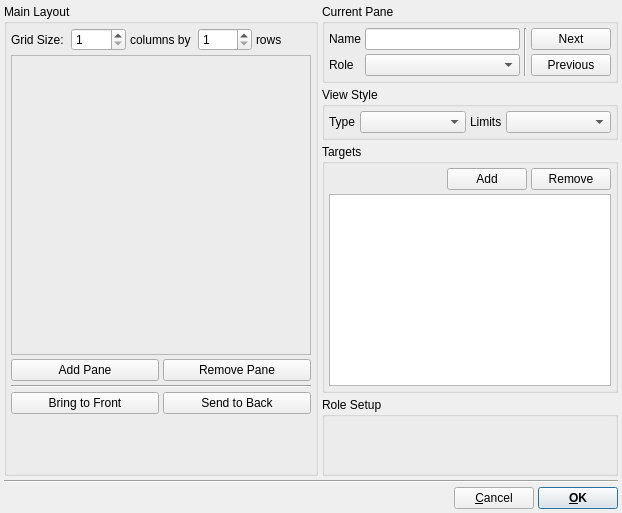
This is src/gui/editviewlayout.ui in trisyoungs/uchroma as Qt 5 draws it before an edit. The edited form follows.
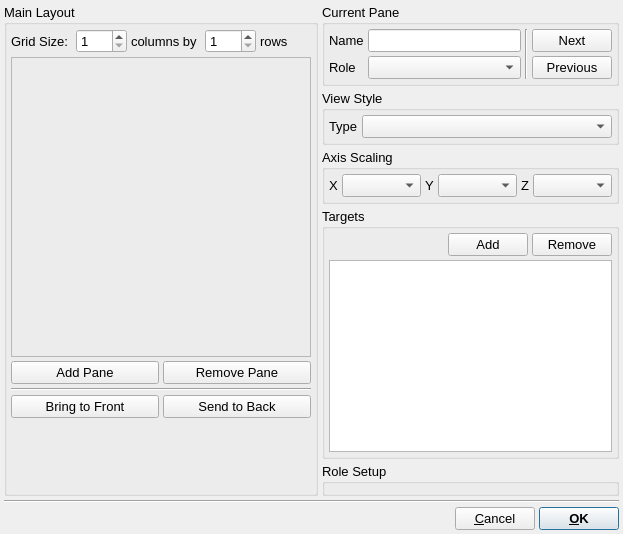
This is the edited form. Icons and pictures are not drawn. Custom widgets are drawn as their Qt base class.

Commit message: Modified ViewPane to utilise updated TargetData and TargetPrimitive classes. Reinstated SliceMonitor. Reverted some new PaneOrganiser code, since it was crap. Moved autoScale_ member from ViewPane to Axes, and converted into array to allow settings for each axis. Added code to autoscale limits to Axes::setLimitMin() and Axes::setLimitMax(). Removed some test definitions from render/glextensions.h. Fixed - Perspective action in main GUI was not checkable.

```diff
--- a/src/gui/editviewlayout.ui
+++ b/src/gui/editviewlayout.ui
@@ -10,9 +10,14 @@
     <x>0</x>
     <y>0</y>
     <width>622</width>
-    <height>513</height>
+    <height>515</height>
    </rect>
   </property>
+  <property name="font">
+   <font>
+    <pointsize>10</pointsize>
+   </font>
+  </property>
   <property name="windowTitle">
    <string>View Layout</string>
   </property>
@@ -375,15 +380,64 @@
             </property>
            </widget>
           </item>
+         </layout>
+        </widget>
+       </item>
+       <item>
+        <widget class="QGroupBox" name="AxisScalingGroup">
+         <property name="title">
+          <string>Axis Scaling</string>
+         </property>
+         <layout class="QHBoxLayout" name="horizontalLayout_7">
+          <property name="spacing">
+           <number>4</number>
+          </property>
+          <property name="margin">
+           <number>4</number>
+          </property>
           <item>
            <widget class="QLabel" name="label_7">
             <property name="text">
-             <string>Limits</string>
+             <string>X</string>
             </property>
            </widget>
           </item>
           <item>
-           <widget class="QComboBox" name="PaneLimitsTypeCombo">
+           <widget class="QComboBox" name="PaneAutoScaleXCombo">
+            <property name="sizePolicy">
+             <sizepolicy hsizetype="Expanding" vsizetype="Fixed">
+              <horstretch>0</horstretch>
+              <verstretch>0</verstretch>
+             </sizepolicy>
+            </property>
+           </widget>
+          </item>
+          <item>
+           <widget class="QLabel" name="label_8">
+            <property name="text">
+             <string>Y</string>
+            </property>
+           </widget>
+          </item>
+          <item>
+           <widget class="QComboBox" name="PaneAutoScaleYCombo">
+            <property name="sizePolicy">
+             <sizepolicy hsizetype="Expanding" vsizetype="Fixed">
+              <horstretch>0</horstretch>
+              <verstretch>0</verstretch>
+             </sizepolicy>
+            </property>
+           </widget>
+          </item>
+          <item>
+           <widget class="QLabel" name="label_9">
+            <property name="text">
+             <string>Z</string>
+            </property>
+           </widget>
+          </item>
+          <item>
+           <widget class="QComboBox" name="PaneAutoScaleZCombo">
             <property name="sizePolicy">
              <sizepolicy hsizetype="Expanding" vsizetype="Fixed">
               <horstretch>0</horstretch>
```
The commit also changes 20 other files.
